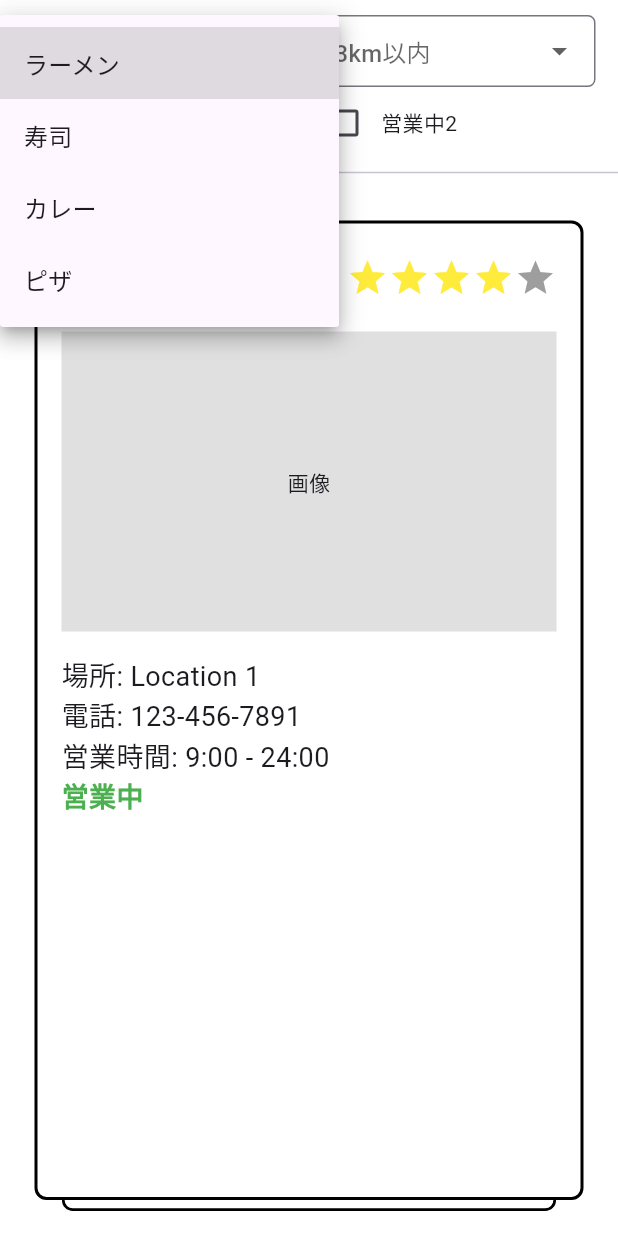
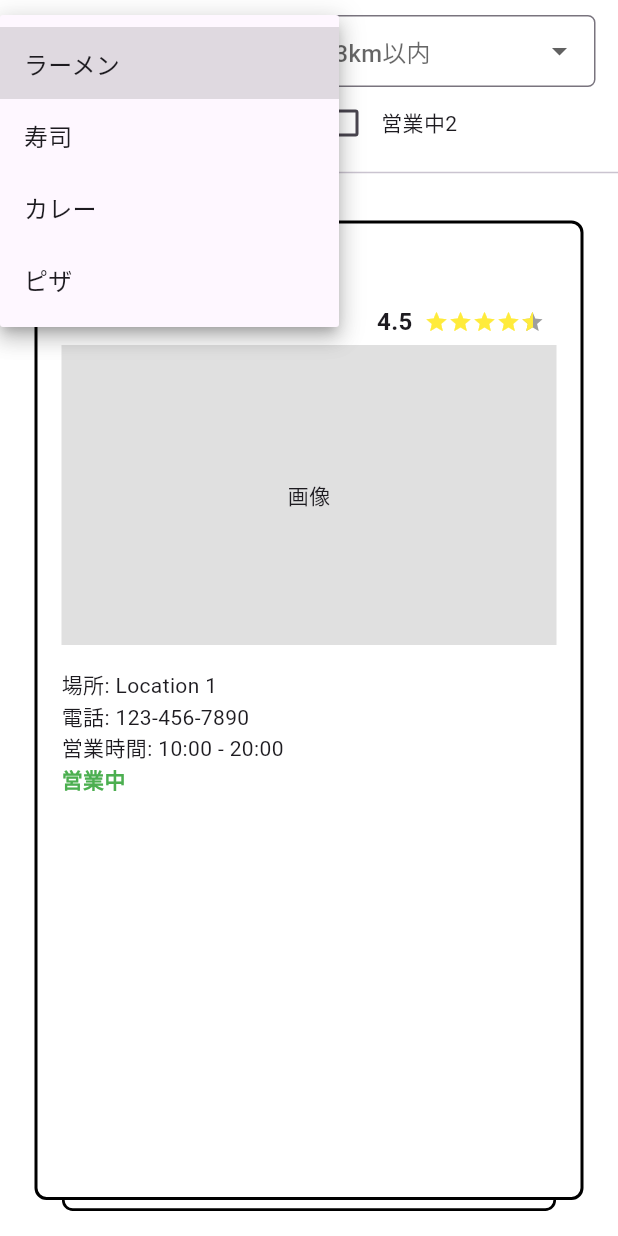
Before and after one commit to hayato-0510/gohan, a Flutter app: the SearchPage screen opened directly, after a tap on "ラーメン", on a phone screen of 412 x 824 dp. Run offline on Flutter 3.47's test engine with Material 3 defaults, Android fonts, the phone set to English and light mode, and no system bars; drawn by our look-alikes of appinio_swiper; our stand-ins replace geolocator, google_maps_flutter, permission_handler, shared_preferences; accounts and stored records are empty; Roboto replaces fonts that are missing (NotoSansJP).

Commit message:
add restaurant card vm

```diff
--- a/lib/components/shop_card/shop_card.dart
+++ b/lib/components/shop_card/shop_card.dart
@@ -4,15 +4,18 @@ import 'package:gohan/components/star_rating/star_rating.dart';
 import 'package:gohan/components/shop_information/shop_information.dart';
 import 'package:gohan/view_model/restaurant_card_viewmodel/restaurant_card_viewmodel.dart';
 // import LocationButton
+
 class ShopCard extends StatelessWidget {
-  const ShopCard({Key? key}) : super(key: key);
+  final Restaurant restaurant;
+
+  const ShopCard({
+    super.key, required this.restaurant
+  });
 
   @override
   Widget build(BuildContext context) {
     return Consumer<RestaurantCardViewModel>(
       builder: (context, viewModel, child) {
-
-        final baseTextStyle = TextStyle(fontSize: 18);//追加
 
         return Stack(
           children: [
@@ -28,42 +31,48 @@ class ShopCard extends StatelessWidget {
               child: Column(
                 crossAxisAlignment: CrossAxisAlignment.start,
                 children: [
+                  Text(
+                        restaurant.restaurantName,
+                        style: const TextStyle(
+                          fontSize: 24,
+                          fontWeight: FontWeight.bold
+                        ),
+                        softWrap: true,
+                        overflow: TextOverflow.visible,
+                      ),
                   Row(
-                    mainAxisAlignment: MainAxisAlignment.spaceBetween,
-                    children: [//フォント設定
-                      Text(
-                        viewModel.restaurantName,
-                        style: baseTextStyle.copyWith(fontSize: 24, fontWeight: FontWeight.bold),
-                      ),
-                      StarRating(
-                        rating: viewModel.rating,
-                        starSize: 28,
-                        filledColor: Colors.yellow,
-                        unfilledColor: Colors.grey,
-                      ),
-                    ],
-                  ),
-                  const SizedBox(height: 16),
+                    children: [
+                    const Spacer(),
+                    Padding(
+                      padding: const EdgeInsets.symmetric( horizontal: 8.0, vertical: 4.0),
+                      child: StarRating(
+                          rating: restaurant.rating,
+                          filledColor: Colors.yellow,
+                          unfilledColor: Colors.grey,
+                        ),
+                    ),
+                  ]),
+
                   Container(
                     height: 200,
-                    decoration: viewModel.imageUrl.isNotEmpty
+                    decoration: restaurant.imageUrl.isNotEmpty
                         ? BoxDecoration(
                             image: DecorationImage(
-                              image: NetworkImage(viewModel.imageUrl),
+                              image: NetworkImage(restaurant.imageUrl),
                               fit: BoxFit.cover,
                             ),
                           )
                         : BoxDecoration(color: Colors.grey[300]),
-                    child: viewModel.imageUrl.isEmpty
-                        ? Center(child: Text('画像'))
+                    child: restaurant.imageUrl.isEmpty
+                        ? const Center(child: Text('画像'))
                         : null,
                   ),
                   const SizedBox(height: 16),
                   ShopInformation(
-                    location: viewModel.location,
-                    phone: viewModel.phone,
-                    hours: viewModel.hours,
-                    textStyle: baseTextStyle,
+                    location: restaurant.location,
+                    phone: restaurant.phone,
+                    hours: restaurant.hours,
+                    isOpen: restaurant.isOpen,
                   ),
                 ],
               ),
--- a/lib/components/shop_information/shop_information.dart
+++ b/lib/components/shop_information/shop_information.dart
@@ -1,18 +1,20 @@
 import 'package:flutter/material.dart';
 
 class ShopInformation extends StatelessWidget {
-  final String location;
-  final String phone;
-  final String hours;
-  final TextStyle? textStyle;//追加
+  final String location;    //場所
+  final String phone;       //電話番号
+  final String hours;       //営業時間
+  final bool isOpen;        //営業中かどうか
+  final TextStyle? textStyle;
 
   const ShopInformation({
-    Key? key,
+    super.key,
     required this.location,
     required this.phone,
     required this.hours,
-    this.textStyle,//追加
-  }) : super(key: key);
+    required this.isOpen,
+    this.textStyle,
+  });
 
   @override
   Widget build(BuildContext context) {
@@ -34,7 +36,7 @@ class ShopInformation extends StatelessWidget {
     if (hours.isEmpty) {
       status = '営業時間不明';
       color = Colors.grey;
-    } else if (isOpen()) {
+    } else if (isOpen) {
       status = '営業中';
       color = Colors.green;
     } else {
@@ -55,34 +57,4 @@ class ShopInformation extends StatelessWidget {
       style: statusStyle,
     );
   }
-
-  bool isOpen() {
-    if (hours.isEmpty) return false;
-
-    final now = DateTime.now();
-    final currentTime = now.hour * 60 + now.minute;
-
-    final parts = hours.split(' - ');
-    if (parts.length != 2) return false;
-
-    final openTime = _parseTime(parts[0]);
-    final closeTime = _parseTime(parts[1]);
-
-    if (closeTime < openTime) {
-      // 営業時間が深夜にまたがる場合
-      return currentTime >= openTime || currentTime < closeTime;
-    } else {
-      return currentTime >= openTime && currentTime < closeTime;
-    }
-  }
-
-  int _parseTime(String timeString) {
-    final parts = timeString.split(':');
-    if (parts.length != 2) return 0;
-
-    final hours = int.tryParse(parts[0]) ?? 0;
-    final minutes = int.tryParse(parts[1]) ?? 0;
-
-    return hours * 60 + minutes;
-  }
 }
--- a/lib/components/star_rating/star_rating.dart
+++ b/lib/components/star_rating/star_rating.dart
@@ -21,7 +21,7 @@ class StarRating extends StatelessWidget {
     Key? key,
     required this.rating,
     this.maxRating = 5,
-    this.starSize = 24,
+    this.starSize = 16,
     this.filledColor = Colors.yellow,
     this.unfilledColor = Colors.grey,
   }) : super(key: key);
@@ -49,7 +49,8 @@ class StarRating extends StatelessWidget {
             children: List.generate(maxRating, (index) {
               if (index < roundedRating.floor()) {
                 return Icon(Icons.star, color: filledColor, size: starSize);
-              } else if (index < roundedRating.ceil() && roundedRating % 1 != 0) {
+              } else if (index < roundedRating.ceil() &&
+                  roundedRating % 1 != 0) {
                 return Stack(
                   children: [
                     Icon(Icons.star, color: unfilledColor, size: starSize),
@@ -57,7 +58,8 @@ class StarRating extends StatelessWidget {
                       child: Align(
                         alignment: Alignment.centerLeft,
                         widthFactor: 0.5,
-                        child: Icon(Icons.star, color: filledColor, size: starSize),
+                        child: Icon(Icons.star,
+                            color: filledColor, size: starSize),
                       ),
                     ),
                   ],
--- a/lib/view/home/saved_list/saved_list.dart
+++ b/lib/view/home/saved_list/saved_list.dart
@@ -48,7 +48,9 @@ class _SavedListViewState extends State<SavedListView> {
                     Consumer<ShopCardViewModel>(
                       builder: (context, shopViewModel, child) {
                         if (shopViewModel.shopCard != null) {
-                          return ShopCard();
+                          return ShopCard(
+                            restaurant: restaurantViewModel.restaurants[0],
+                          );
                         } else {
                           return const Text('No ShopCard loaded');
                         }
--- a/lib/view/search/search_page.dart
+++ b/lib/view/search/search_page.dart
@@ -1,5 +1,5 @@
 import 'package:flutter/material.dart';
-import 'package:gohan/view_model/shop_card_viewmodel/shop_card_viewmodel.dart';
+// import 'package:gohan/view_model/shop_card_viewmodel/shop_card_viewmodel.dart';
 import 'package:gohan/view_model/restaurant_card_viewmodel/restaurant_card_viewmodel.dart';
 import 'package:provider/provider.dart';
 import 'package:appinio_swiper/appinio_swiper.dart';
@@ -17,17 +17,20 @@ class SearchPage extends StatefulWidget {
 class _SearchPageState extends State<SearchPage> {
   String? selectedFood;
   String? selectedDistance;
-  late List<RestaurantCardViewModel> restaurantViewModels;
+
+  late RestaurantCardViewModel restaurantCardViewModel;
 
   @override
   void initState() {
     super.initState();
-    restaurantViewModels = createDummyRestaurantViewModels();
+    restaurantCardViewModel = RestaurantCardViewModel();
   }
 
   @override
   Widget build(BuildContext context) {
-    return Scaffold(
+    return ChangeNotifierProvider.value(
+      value: restaurantCardViewModel,
+      child: Scaffold(
         backgroundColor: Colors.white,
         body: SafeArea(
           child: Column(
@@ -45,29 +48,30 @@ class _SearchPageState extends State<SearchPage> {
               Expanded(
                 child: Padding(
                   padding: const EdgeInsets.symmetric(horizontal: 15, vertical: 20),
-                child: AppinioSwiper(
-                  cardCount: restaurantViewModels.length,
+                  child: Consumer<RestaurantCardViewModel>(
+                    builder: (context, viewModel, child) {
+                      return AppinioSwiper(
+                        cardCount: viewModel.restaurants.length,
                         cardBuilder: (BuildContext context, int index) {
-                    return ChangeNotifierProvider.value(
-                      value: restaurantViewModels[index],
-                      child: ShopCard(),
-                    );
+                          return ShopCard(restaurant: restaurantCardViewModel.restaurants[index]);
                         },
                         maxAngle: 15,
                         onSwipeEnd: (int previousIndex, int targetIndex, SwiperActivity activity) async {
                           if (activity is Swipe) {
-                      final action = activity.direction == AxisDirection.right;
-                      restaurantViewModels[previousIndex].toggleFavorite();
-                      // Here you might want to save the favorite status to some persistent storage
+                            viewModel.toggleFavorite(viewModel.restaurants[previousIndex].id);
+                            // Favoriteステータスを永続化する場合の処理
                           }
                         },
                         onEnd: () {
                           print('No more cards');
                         },
+                      );
+                    },
                   ),
                 ),
               ),
             ],
+          ),
         ),
       ),
     );
@@ -137,28 +141,3 @@ class _SearchPageState extends State<SearchPage> {
     );
   }
 }
-
-List<RestaurantCardViewModel> createDummyRestaurantViewModels() {
-  return [
-    RestaurantCardViewModel()..updateRestaurantInfo(id: 1, restaurantName: 'Shop 1', imageUrl: '', rating: 4.2, location: 'Location 1', phone: '123-456-7891', hours: '9:00 - 24:00'),
-    RestaurantCardViewModel()..updateRestaurantInfo(id: 2, restaurantName: 'Shop 2', imageUrl: '', rating: 4.05, location: 'Location 2', phone: '123-456-7892', hours: '00:00 - 9:00'),
-    RestaurantCardViewModel()..updateRestaurantInfo(id: 3, restaurantName: 'Shop 3', imageUrl: '', rating: 5.0, location: 'Location 3', phone: '123-456-7893', hours: ''),
-    RestaurantCardViewModel()..updateRestaurantInfo(id: 4, restaurantName: 'Shop 4', imageUrl: '', rating: 3.8, location: 'Location 4', phone: '123-456-7894', hours: '11:00 - 20:00'),
-    RestaurantCardViewModel()..updateRestaurantInfo(id: 5, restaurantName: 'Shop 5', imageUrl: '', rating: 4.7, location: 'Location 5', phone: '123-456-7895', hours: '7:00 - 19:00'),
-    RestaurantCardViewModel()..updateRestaurantInfo(id: 6, restaurantName: 'Shop 6', imageUrl: '', rating: 4.1, location: 'Location 6', phone: '123-456-7896', hours: '12:00 - 22:00'),
-    RestaurantCardViewModel()..updateRestaurantInfo(id: 7, restaurantName: 'Shop 7', imageUrl: '', rating: 3.9, location: 'Location 7', phone: '123-456-7897', hours: '10:00 - 21:00'),
-    RestaurantCardViewModel()..updateRestaurantInfo(id: 8, restaurantName: 'Shop 8', imageUrl: '', rating: 4.4, location: 'Location 8', phone: '123-456-7898', hours: '9:00 - 23:00'),
-    RestaurantCardViewModel()..updateRestaurantInfo(id: 9, restaurantName: 'Shop 9', imageUrl: '', rating: 4.6, location: 'Location 9', phone: '123-456-7899', hours: '8:00 - 20:00'),
-    RestaurantCardViewModel()..updateRestaurantInfo(id: 10, restaurantName: 'Shop 10', imageUrl: '', rating: 3.7, location: 'Location 10', phone: '123-456-7900', hours: '11:00 - 22:00'),
-    RestaurantCardViewModel()..updateRestaurantInfo(id: 11, restaurantName: 'Shop 11', imageUrl: '', rating: 4.3, location: 'Location 11', phone: '123-456-7901', hours: '10:00 - 21:00'),
-    RestaurantCardViewModel()..updateRestaurantInfo(id: 12, restaurantName: 'Shop 12', imageUrl: '', rating: 4.8, location: 'Location 12', phone: '123-456-7902', hours: '9:00 - 23:00'),
-    RestaurantCardViewModel()..updateRestaurantInfo(id: 13, restaurantName: 'Shop 13', imageUrl: '', rating: 3.6, location: 'Location 13', phone: '123-456-7903', hours: '12:00 - 20:00'),
-    RestaurantCardViewModel()..updateRestaurantInfo(id: 14, restaurantName: 'Shop 14', imageUrl: '', rating: 4.9, location: 'Location 14', phone: '123-456-7904', hours: '7:00 - 19:00'),
-    RestaurantCardViewModel()..updateRestaurantInfo(id: 15, restaurantName: 'Shop 15', imageUrl: '', rating: 4.0, location: 'Location 15', phone: '123-456-7905', hours: '11:00 - 22:00'),
-    RestaurantCardViewModel()..updateRestaurantInfo(id: 16, restaurantName: 'Shop 16', imageUrl: '', rating: 4.2, location: 'Location 16', phone: '123-456-7906', hours: '10:00 - 21:00'),
-    RestaurantCardViewModel()..updateRestaurantInfo(id: 17, restaurantName: 'Shop 17', imageUrl: '', rating: 3.8, location: 'Location 17', phone: '123-456-7907', hours: '9:00 - 20:00'),
-    RestaurantCardViewModel()..updateRestaurantInfo(id: 18, restaurantName: 'Shop 18', imageUrl: '', rating: 4.5, location: 'Location 18', phone: '123-456-7908', hours: '8:00 - 23:00'),
-    RestaurantCardViewModel()..updateRestaurantInfo(id: 19, restaurantName: 'Shop 19', imageUrl: '', rating: 4.1, location: 'Location 19', phone: '123-456-7909', hours: '11:00 - 22:00'),
-    RestaurantCardViewModel()..updateRestaurantInfo(id: 20, restaurantName: 'Shop 20', imageUrl: '', rating: 4.7, location: 'Location 20', phone: '123-456-7910', hours: '10:00 - 21:00'),
-  ];
-}
--- a/lib/view_model/restaurant_card_viewmodel/restaurant_card_viewmodel.dart
+++ b/lib/view_model/restaurant_card_viewmodel/restaurant_card_viewmodel.dart
@@ -1,59 +1,127 @@
 import 'package:flutter/foundation.dart';
 
+class Restaurant {
+  final int id;
+  final String restaurantName;
+  final String imageUrl;
+  final double rating;
+  final String location;
+  final String phone;
+  final String hours;
+  bool isOpen;
+  bool isFavorite;
+
+  Restaurant({
+    required this.id,
+    required this.restaurantName,
+    required this.imageUrl,
+    required this.rating,
+    required this.location,
+    required this.phone,
+    required this.hours,
+    this.isOpen = false,
+    this.isFavorite = false,
+  });
+}
+
 class RestaurantCardViewModel extends ChangeNotifier {
-  int _id = 0;
-  String _restaurantName = '';
-  String _imageUrl = '';
-  double _rating = 0.0;
-  String _location = '';
-  String _phone = '';
-  String _hours = '';
-  bool _isFavorite = false;
+  List<Restaurant> _restaurants = [];
 
-  int get id => _id;
-  String get restaurantName => _restaurantName;
-  String get imageUrl => _imageUrl;
-  double get rating => _rating;
-  String get location => _location;
-  String get phone => _phone;
-  String get hours => _hours;
-  bool get isFavorite => _isFavorite;
+  List<Restaurant> get restaurants => _restaurants;
 
-  void updateRestaurantInfo({
-    required int id,
-    required String restaurantName,
-    required String imageUrl,
-    required double rating,
-    required String location,
-    required String phone,
-    required String hours,
-  }) {
-    _id = id;
-    _restaurantName = restaurantName;
-    _imageUrl = imageUrl;
-    _rating = rating;
-    _location = location;
-    _phone = phone;
-    _hours = hours;
+  RestaurantCardViewModel() {
+    _initializeTestData();
+  }
+
+  void _initializeTestData() {
+    _restaurants = [
+      Restaurant(
+        id: 1,
+        restaurantName: 'Sample1',
+        imageUrl: '',
+        rating: 4.5,
+        location: 'Location 1',
+        phone: '123-456-7890',
+        hours: '10:00 - 20:00',
+      ),
+      Restaurant(
+        id: 2,
+        restaurantName: 'Sample2 restaurant name',
+        imageUrl: '',
+        rating: 4.2,
+        location: 'Location 2',
+        phone: '123-456-7891',
+        hours: '09:00 - 18:00',
+      ),
+    ];
+
+    // それぞれのレストランのisOpenを計算する
+    for (var restaurant in _restaurants) {
+      restaurant.isOpen = isOpenFlag(restaurant.id);
+    }
+  }
+
+  void updateRestaurants(List<Restaurant> restaurants) {
+    _restaurants = restaurants;
     notifyListeners();
   }
 
-  void toggleFavorite() {
-    _isFavorite = !_isFavorite;
-    notifyListeners();
+  void toggleFavorite(int restaurantId) {
+    final index =
+        _restaurants.indexWhere((restaurant) => restaurant.id == restaurantId);
+    if (index != -1) {
+      _restaurants[index].isFavorite = !_restaurants[index].isFavorite;
+      notifyListeners();
+    }
+  }
+
+  bool isOpenFlag(int restaurantId) {
+    final restaurant =
+        _restaurants.firstWhere((restaurant) => restaurant.id == restaurantId);
+
+    if (restaurant.hours.isEmpty) return false;
+
+    final now = DateTime.now();
+    final currentTime = now.hour * 60 + now.minute;
+
+    final parts = restaurant.hours.split(' - ');
+    if (parts.length != 2) return false;
+
+    final openTime = _parseTime(parts[0]);
+    final closeTime = _parseTime(parts[1]);
+
+    if (closeTime < openTime) {
+      return currentTime >= openTime || currentTime < closeTime;
+    } else {
+      return currentTime >= openTime && currentTime < closeTime;
+    }
+  }
+
+  int _parseTime(String timeString) {
+    final parts = timeString.split(':');
+    if (parts.length != 2) return 0;
+
+    final hours = int.tryParse(parts[0]) ?? 0;
+    final minutes = int.tryParse(parts[1]) ?? 0;
+
+    return hours * 60 + minutes;
   }
 
   Future<void> fetchRestaurantDetails(int restaurantId) async {
     // todo:API呼び出しを実装する
-    await Future.delayed(Duration(seconds: 1));
-    updateRestaurantInfo(
+    await Future.delayed(const Duration(seconds: 1));
+
+    final restaurant = Restaurant(
       id: restaurantId,
       restaurantName: 'サンプルレストラン',
       imageUrl: 'https://example.com/sample.jpg',
       rating: 4.5,
       location: '三重県',
       phone: '0000000000000',
-      hours: '営業中 10:00〜20:00',
+      hours: '10:00 - 20:00',
+      isOpen: isOpenFlag(restaurantId),
     );
+
+    updateRestaurants([..._restaurants, restaurant]);
   }
 }
```
Lines whose indentation alone changed are shown as unchanged.
